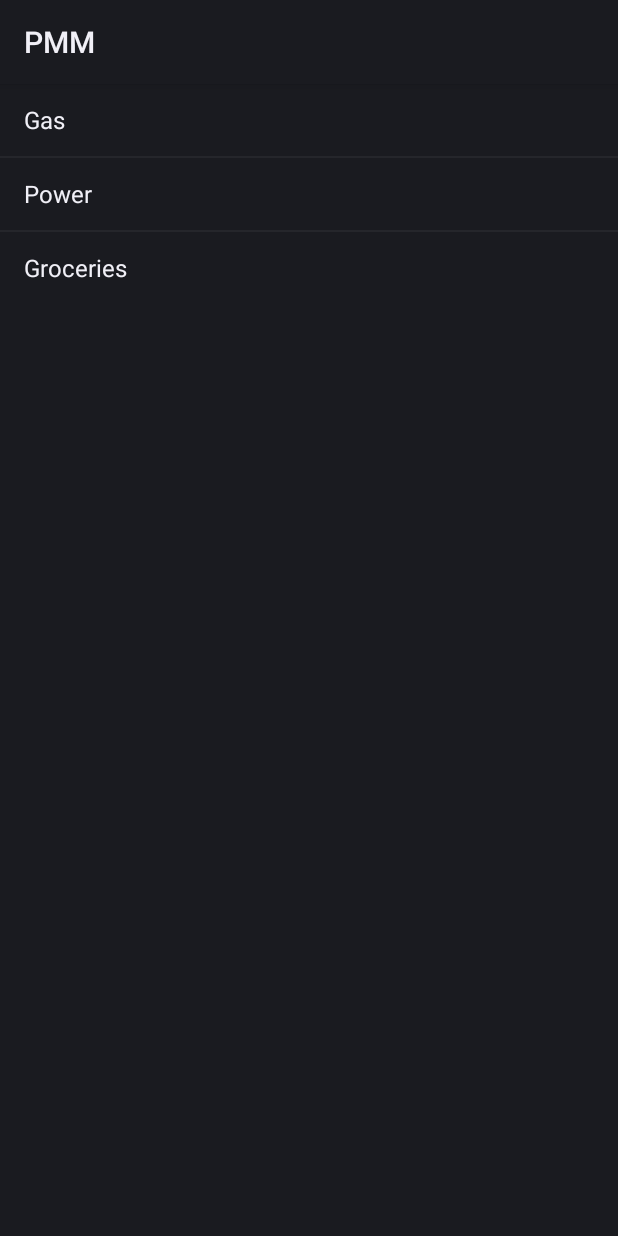
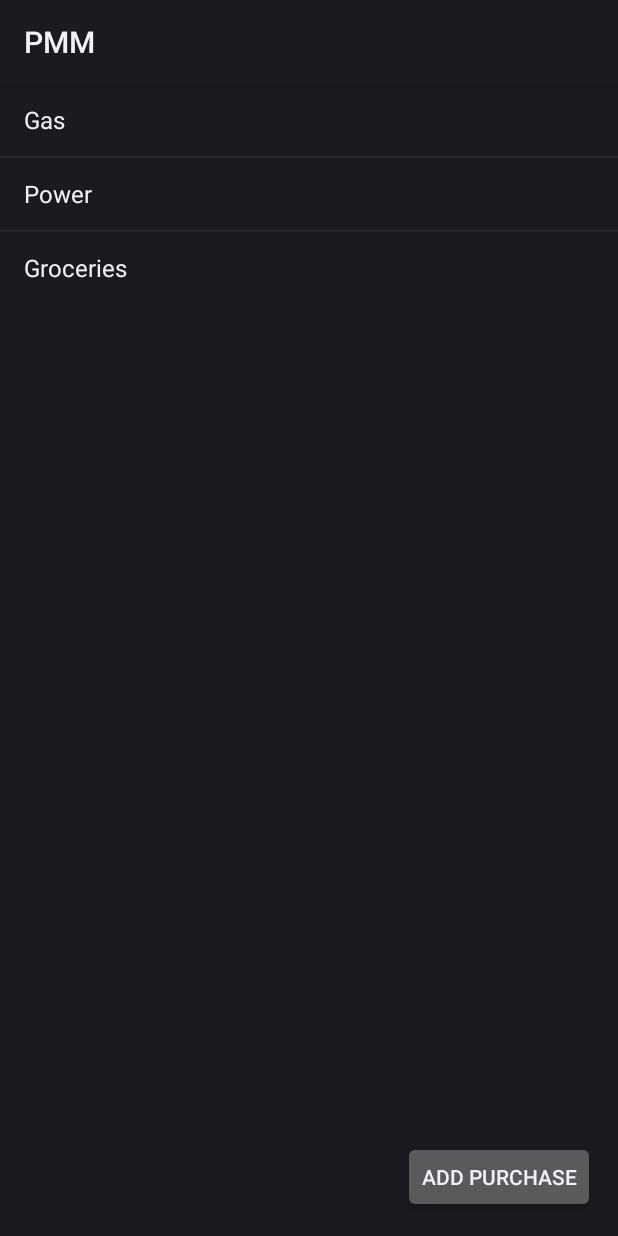
Before and after one commit to tylerstonge/PersonalMoneyManager, an Android app: the screen it shows after launch (MainActivity), on a phone screen of 412 x 824 dp. Before the commit the screen is almost empty. Run offline under Robolectric (Android 15) with nearby library versions, the phone set to English and light mode, and no system bars.

Commit message:
Added tests for button and started implementation

```diff
--- a/build.gradle
+++ b/build.gradle
@@ -9,7 +9,7 @@ buildscript {
 apply plugin: 'android'
 
 android {
-    compileSdkVersion 'android-20'
+    compileSdkVersion 'android-19'
     buildToolsVersion '22.0.1'
 
     defaultConfig {
--- a/src/main/res/layout/main.xml
+++ b/src/main/res/layout/main.xml
@@ -1,12 +1,22 @@
 <?xml version="1.0" encoding="utf-8"?>
-<LinearLayout xmlns:android="http://schemas.android.com/apk/res/android"
+<RelativeLayout xmlns:android="http://schemas.android.com/apk/res/android"
     android:orientation="vertical"
-    android:layout_width="fill_parent"
-    android:layout_height="fill_parent" >
+    android:layout_width="match_parent"
+    android:layout_height="match_parent" >
 
     <ListView xmlns:android="http://schemas.android.com/apk/res/android"
         android:id="@+id/historyListView"
 	android:layout_width="match_parent"
 	android:layout_height="wrap_content" />
 
-</LinearLayout>
+    <Button
+	android:id="@+id/addNewButton"
+        android:layout_width="wrap_content"
+	android:layout_height="wrap_content"
+	android:layout_alignParentBottom="true"
+	android:layout_alignParentRight="true"
+	android:layout_marginBottom="15dp"
+	android:layout_marginRight="15dp"
+	android:text="Add purchase" />
+
+</RelativeLayout>
```
Also changed, not shown: 1 other file.
